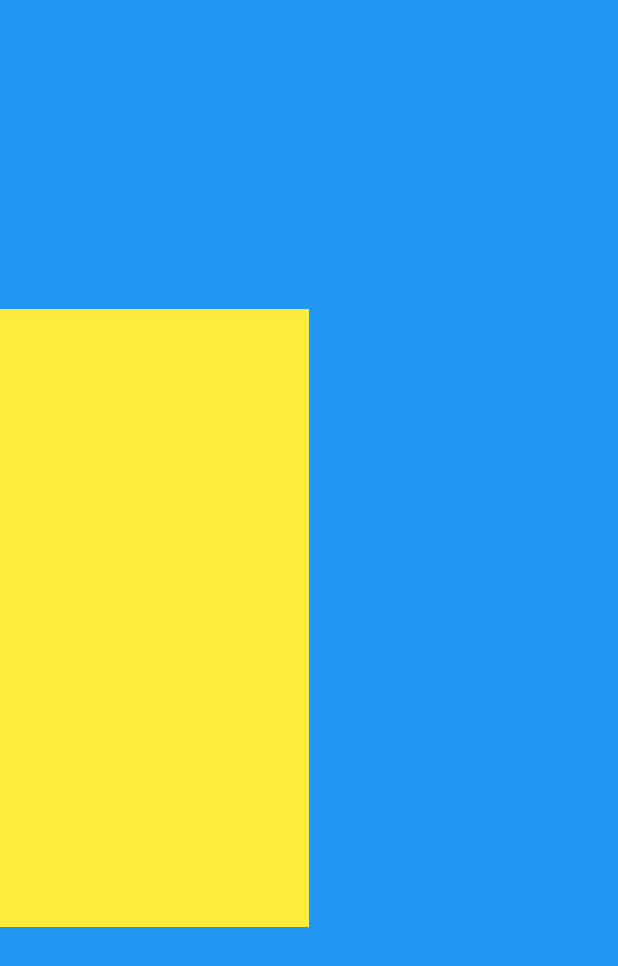
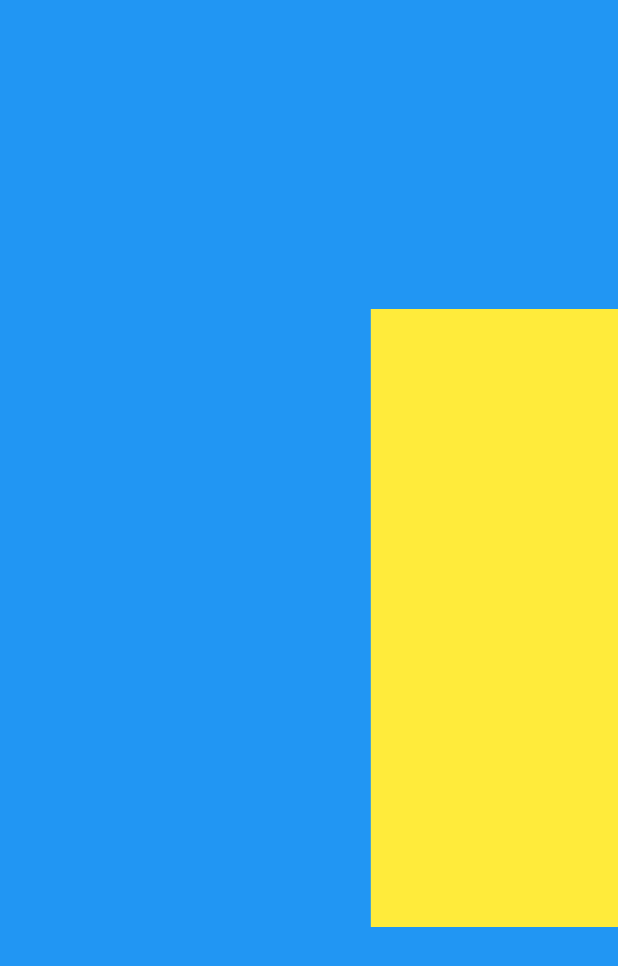
Before and after one commit to MirkoRaimo/ui_challenge_animated_custom_drawer, a Flutter app: the screen it shows after launch, on a phone screen of 412 x 824 dp. Shown: the top 966 px of the screen. Run offline on Flutter 3.47's test engine with Material 2 defaults, Android fonts, the phone set to English and light mode, and no system bars.

Commit message:
Moved the child to the right

```diff
--- a/lib/custom_drawer.dart
+++ b/lib/custom_drawer.dart
@@ -13,12 +13,16 @@ class _CustomDrawerState extends State<CustomDrawer> {
 
   @override
   Widget build(BuildContext context) {
+    final double _width = MediaQuery.of(context).size.width;
+
     return MaterialApp(
       home: Stack(
         children: [
           _myDrawer,
           Transform(
-            transform: Matrix4.identity()..scale(0.5),
+            transform: Matrix4.identity()
+              ..translate(_width * 0.6)
+              ..scale(0.5),
             alignment: Alignment.centerLeft,
             child: _myChild,
           )
```
